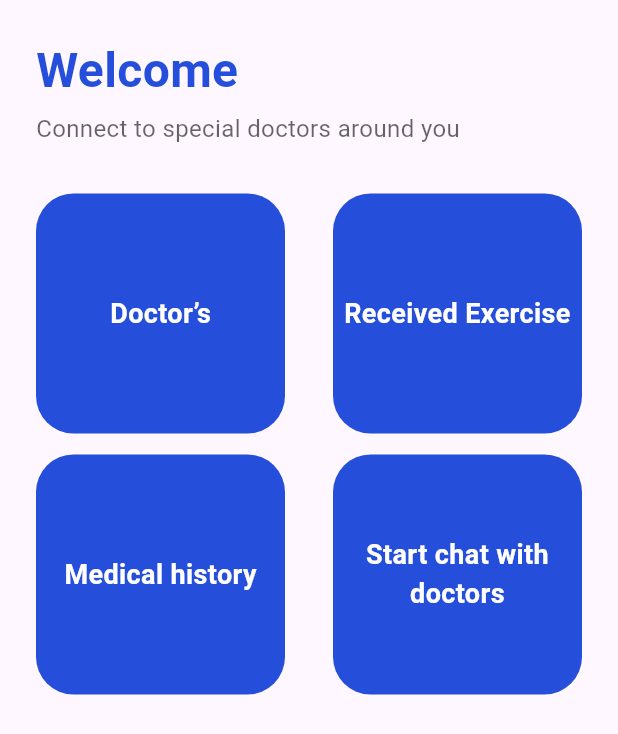
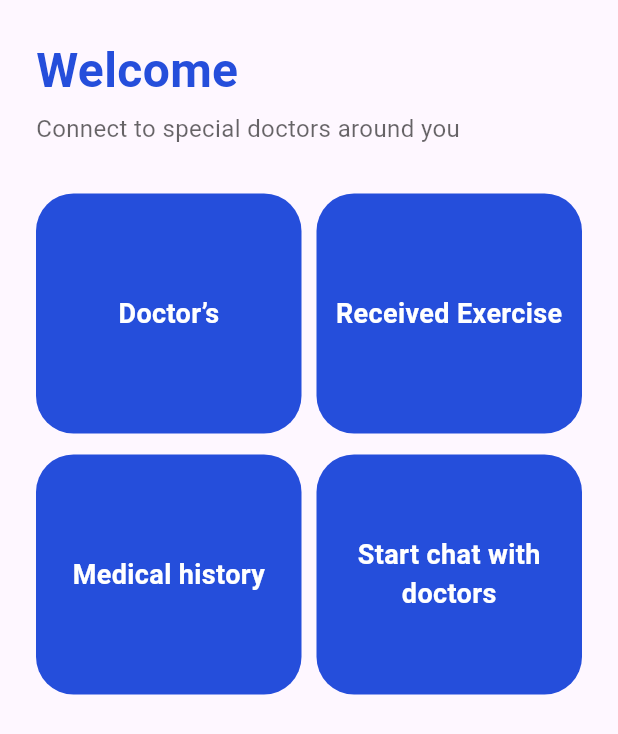
Before and after one commit to AhmedMoanis22/Rehabilitaion, a Flutter app: the HomePatientScreen screen opened directly, on a phone screen of 412 x 824 dp. Shown: the top 734 px of the screen. Run offline on Flutter 3.47's test engine with Material 3 defaults, Android fonts, the phone set to English and light mode, and no system bars; our stand-ins replace bloc, cloud_firestore, firebase_auth, firebase_core, flick_video_player, flutter_bloc and 3 more; accounts and stored records are empty; network calls fail.

Commit message:
Update Chat Screen

```diff
--- a/lib/view/screens/doctor/signin_doctor_screen.dart
+++ b/lib/view/screens/doctor/signin_doctor_screen.dart
@@ -94,8 +94,8 @@ class _SignInDoctorScreenState extends State<SignInDoctorScreen> {
                                 children: [
                                   Checkbox(
                                       value: isChecked,
-                                      fillColor:
-                                          WidgetStateProperty.all(Colors.white),
+                                      // fillColor:
+                                      //     WidgetStateProperty.all(Colors.white),
                                       checkColor: Palette.colorPrimary600,
                                       shape: RoundedRectangleBorder(
                                           borderRadius:
--- a/lib/view/screens/patient/home_patient_screen.dart
+++ b/lib/view/screens/patient/home_patient_screen.dart
@@ -72,15 +72,17 @@ class _HomePatientScreenState extends State<HomePatientScreen> {
                         Row(
                           mainAxisAlignment: MainAxisAlignment.spaceBetween,
                           children: [
-                            GestureDetector(
+                            Expanded(
+                              child: GestureDetector(
                                 onTap: () {
                                   Navigator.push(
                                       context,
                                       MaterialPageRoute(
-                                        builder: (context) => DoctorsScreen()));
+                                          builder: (context) =>
+                                              const DoctorsScreen()));
                                 },
                                 child: Container(
-                                width: 166,
+                                  // width: 166,
                                   height: 160,
                                   decoration: BoxDecoration(
                                       color: Palette.colorPrimary600,
@@ -92,7 +94,12 @@ class _HomePatientScreenState extends State<HomePatientScreen> {
                                   )),
                                 ),
                               ),
-                            GestureDetector(
+                            ),
+                            const SizedBox(
+                              width: 10,
+                            ),
+                            Expanded(
+                              child: GestureDetector(
                                 onTap: () {
                                   Navigator.push(
                                       context,
@@ -101,7 +108,7 @@ class _HomePatientScreenState extends State<HomePatientScreen> {
                                               const ReceivedExerciseScreen()));
                                 },
                                 child: Container(
-                                width: 166,
+                                  // width: 166,
                                   height: 160,
                                   decoration: BoxDecoration(
                                       color: Palette.colorPrimary600,
@@ -114,6 +121,7 @@ class _HomePatientScreenState extends State<HomePatientScreen> {
                                   )),
                                 ),
                               ),
+                            ),
                           ],
                         ),
                         const SizedBox(
@@ -122,7 +130,8 @@ class _HomePatientScreenState extends State<HomePatientScreen> {
                         Row(
                           mainAxisAlignment: MainAxisAlignment.spaceBetween,
                           children: [
-                            GestureDetector(
+                            Expanded(
+                              child: GestureDetector(
                                 onTap: () {
                                   Navigator.push(
                                       context,
@@ -131,7 +140,6 @@ class _HomePatientScreenState extends State<HomePatientScreen> {
                                               const MedicalHistoryScreen()));
                                 },
                                 child: Container(
-                                width: 166,
                                   height: 160,
                                   decoration: BoxDecoration(
                                       color: Palette.colorPrimary600,
@@ -143,7 +151,12 @@ class _HomePatientScreenState extends State<HomePatientScreen> {
                                   )),
                                 ),
                               ),
-                            GestureDetector(
+                            ),
+                            const SizedBox(
+                              width: 10,
+                            ),
+                            Expanded(
+                              child: GestureDetector(
                                 onTap: () {},
                                 child: Container(
                                   width: 166,
@@ -156,6 +169,7 @@ class _HomePatientScreenState extends State<HomePatientScreen> {
                                       'Start chat with doctors',
                                       textAlign: TextAlign.center,
                                       style: txtCon(),
+                                    ),
                                   ),
                                 ),
                               ),
--- a/lib/view/screens/patient/signin_patient_screen.dart
+++ b/lib/view/screens/patient/signin_patient_screen.dart
@@ -101,8 +101,8 @@ class _SignInPatientScreenState extends State<SignInPatientScreen> {
                                 children: [
                                   Checkbox(
                                       value: isChecked,
-                                      fillColor:
-                                          WidgetStateProperty.all(Colors.white),
+                                      // fillColor:
+                                      //     WidgetStateProperty.all(Colors.white),
                                       checkColor: Palette.colorPrimary600,
                                       shape: RoundedRectangleBorder(
                                           borderRadius:
--- a/pubspec.yaml
+++ b/pubspec.yaml
@@ -19,7 +19,7 @@ publish_to: 'none' # Remove this line if you wish to publish to pub.dev
 version: 1.0.0+1
 
 environment:
-  sdk: '>=3.3.4 <4.0.0'
+  sdk: '>=3.2.3 <4.0.0'
 
 # Dependencies specify other packages that your package needs in order to work.
 # To automatically upgrade your package dependencies to the latest versions
```
Also changed, not shown: lib/main.dart (+12 -4 lines), lib/view/screens/patient/chat_patient_screen.dart (+23 -23 lines), lib/view/screens/patient/doctor_details.dart (+17 -7 lines), pubspec.lock, 6 other files. Lines whose indentation alone changed are shown as unchanged.
